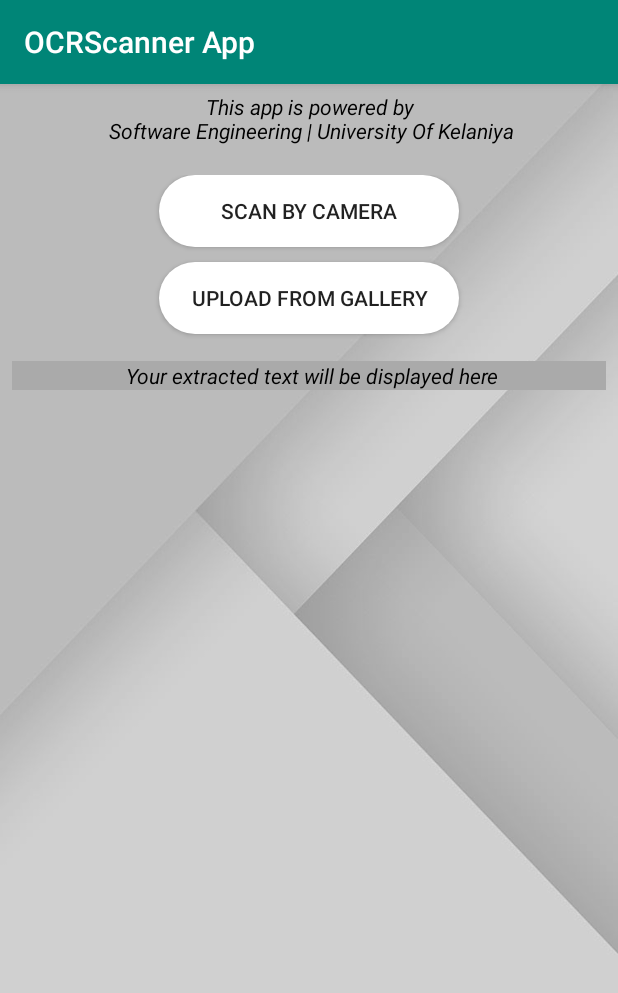
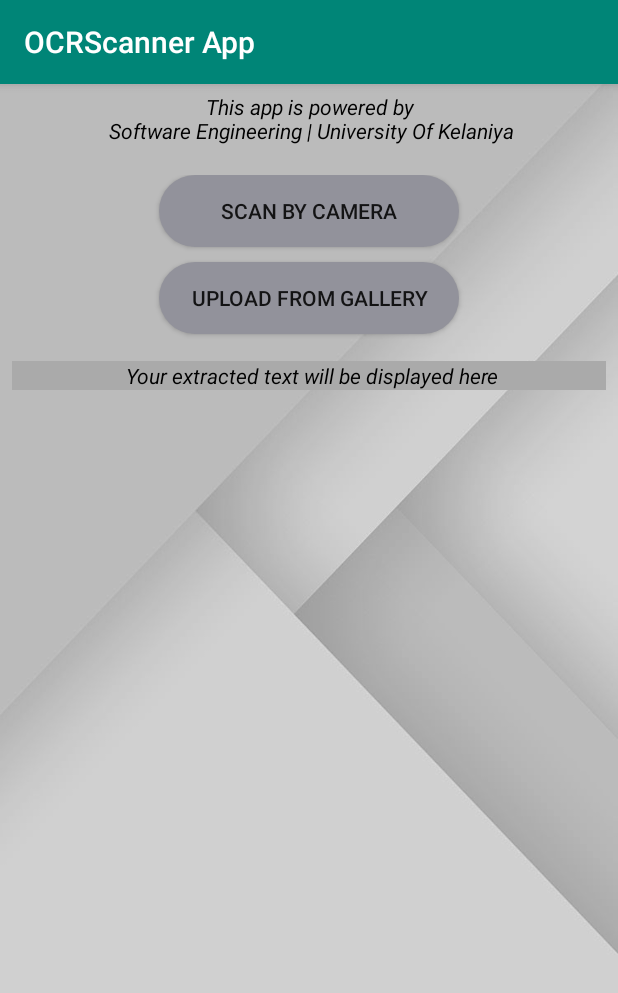
Before and after one commit to mihinduranasinghe/OCR_Scanner_App, an Android app: the screen it shows after launch (HomeActivity), on a phone screen of 412 x 824 dp. Shown: the top 993 px of the screen. Run offline under Robolectric (Android 15) with nearby library versions, the phone set to English and light mode, and no system bars; our stand-ins replace ButterKnife; libraries missing offline, so code that uses them is left out: com.theartofdev.edmodo; Roboto replaces fonts that are not available here.

Commit message:
UI Improments

```diff
--- a/OCRScannerApp/app/src/main/res/drawable/rounded_button.xml
+++ b/OCRScannerApp/app/src/main/res/drawable/rounded_button.xml
@@ -1,5 +1,5 @@
 <?xml version="1.0" encoding="utf-8"?>
 <shape xmlns:android="http://schemas.android.com/apk/res/android">
     <corners android:radius="25dp"/>
-    <solid android:color="#ffffff"/>
+    <solid android:color="#92929B"/>
 </shape>
```
